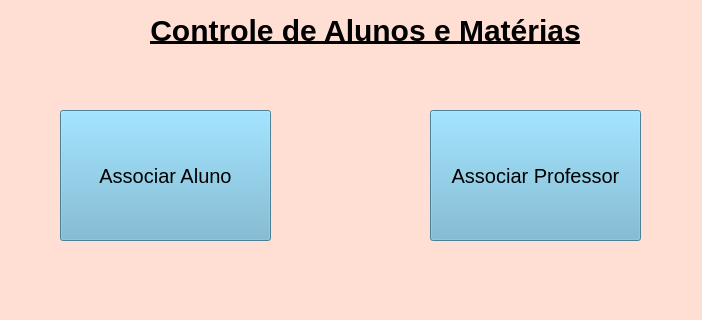
This is ProjetoFinal/Selec_materia.ui in Fernando-maruba/Trabalho-Final-POO as Qt 5 draws it before an edit; both pictures show x 0 to 702 and y 0 to 320 of the 702 by 637 pixel window. The edited form follows.
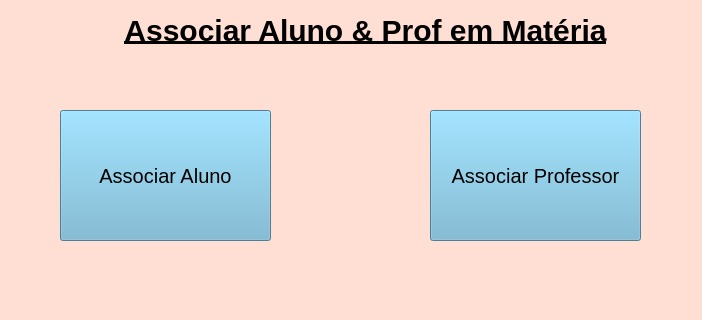
This is the edited form.

What changed in the file:
```diff
--- a/ProjetoFinal/Selec_materia.ui
+++ b/ProjetoFinal/Selec_materia.ui
@@ -477,7 +477,7 @@
      <string notr="true">font-size:30px;</string>
     </property>
     <property name="text">
-     <string>Controle de Alunos e Matérias</string>
+     <string>Associar Aluno &amp; Prof em Matéria</string>
     </property>
     <property name="alignment">
      <set>Qt::AlignCenter</set>
```
